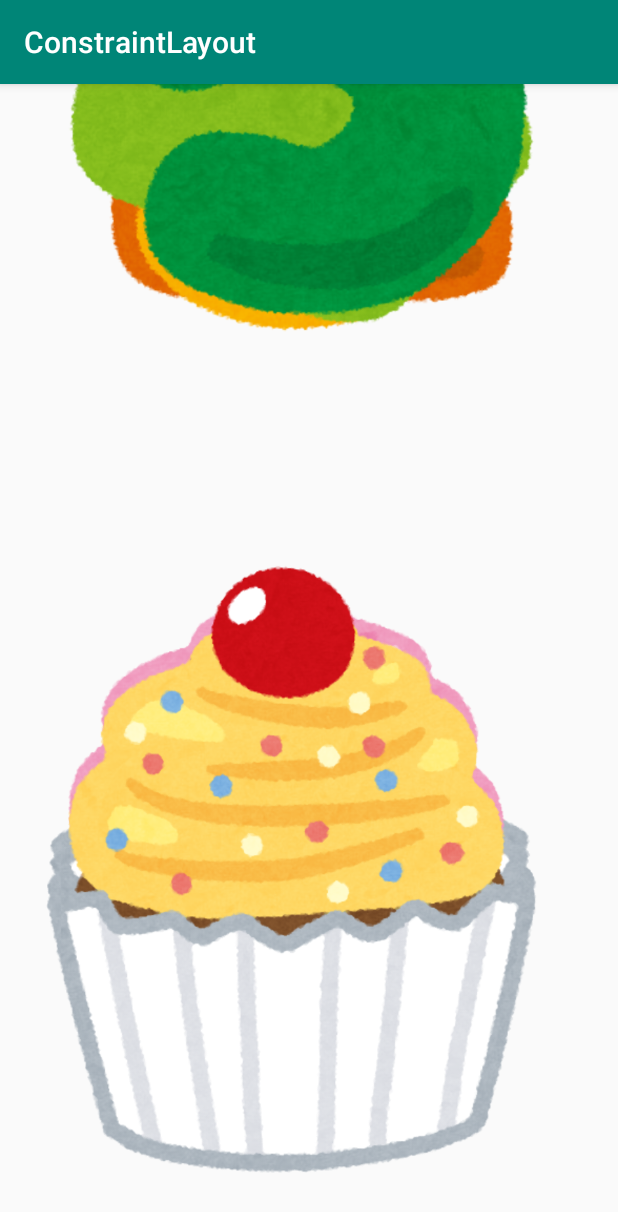
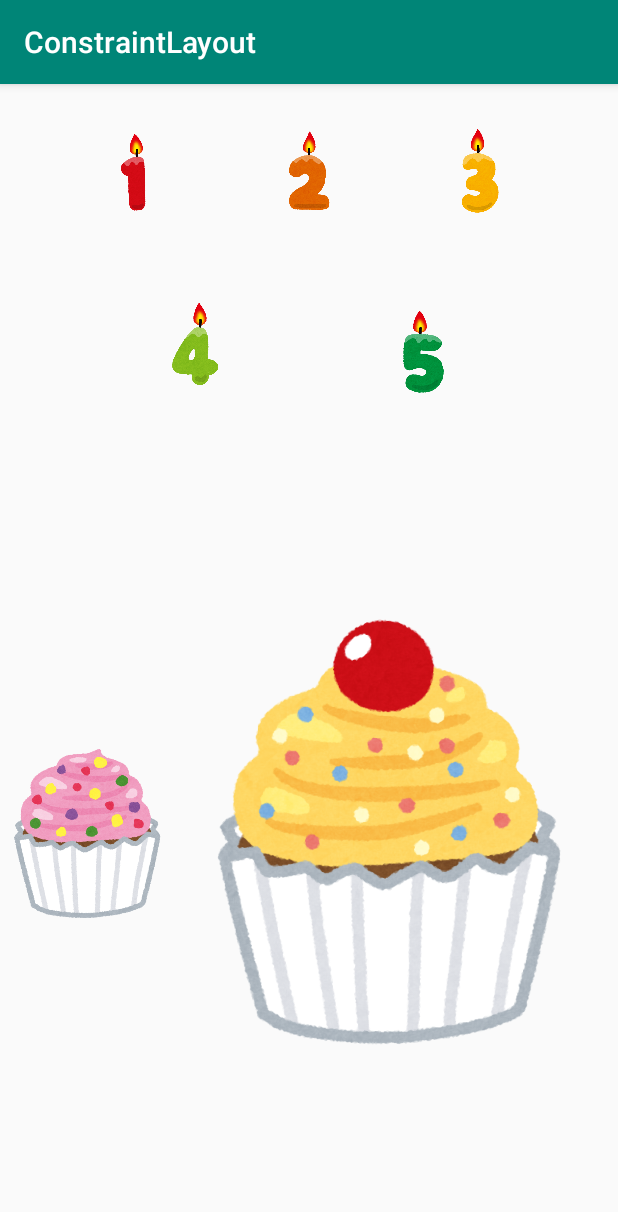
Before and after one commit to pii-programmer/trainningConstraintLayout, an Android app: the MainActivity screen opened directly, with no data from a screen before it, on a phone screen of 412 x 824 dp. Shown: the top 1212 px of the screen. Run offline under Robolectric (Android 15) with nearby library versions, the phone set to English and light mode, and no system bars.

Commit message:
chainStyle=spreadで画像配置

```diff
--- a/app/src/main/res/layout/activity_main.xml
+++ b/app/src/main/res/layout/activity_main.xml
@@ -8,66 +8,115 @@
 
 
     <androidx.constraintlayout.widget.Guideline
-        android:id="@+id/guideline37"
+        android:id="@+id/guideline03"
         android:layout_width="wrap_content"
         android:layout_height="wrap_content"
         android:orientation="horizontal"
         app:layout_constraintGuide_percent="0.3"/>
 
-    <ImageView
+    <androidx.constraintlayout.widget.Guideline
+        android:id="@+id/guideline015"
         android:layout_width="wrap_content"
         android:layout_height="wrap_content"
-        app:layout_constraintBottom_toBottomOf="@id/guideline37"
-        app:layout_constraintLeft_toLeftOf="parent"
-        app:layout_constraintRight_toRightOf="parent"
+        android:orientation="horizontal"
+        app:layout_constraintGuide_percent="0.15"/>
+
+    <androidx.constraintlayout.widget.Guideline
+        android:id="@+id/guideline37"
+        android:layout_width="wrap_content"
+        android:layout_height="wrap_content"
+        android:orientation="vertical"
+        app:layout_constraintGuide_percent="0.3" />
+
+    <ImageView
+        android:id="@+id/number1"
+        android:layout_width="0dp"
+        app:layout_constraintWidth_percent="0.1"
+        android:layout_height="0dp"
+        app:layout_constraintHeight_percent="0.12"
+        app:layout_constraintHorizontal_chainStyle="spread"
+        app:layout_constraintTop_toTopOf="parent"
+        app:layout_constraintBottom_toBottomOf="@id/guideline015"
+        app:layout_constraintStart_toStartOf="parent"
+        app:layout_constraintEnd_toStartOf="@+id/number2"
         android:src="@drawable/number1"/>
 
     <ImageView
-        android:layout_width="wrap_content"
-        android:layout_height="wrap_content"
-        app:layout_constraintBottom_toBottomOf="@id/guideline37"
-        app:layout_constraintLeft_toLeftOf="parent"
-        app:layout_constraintRight_toRightOf="parent"
+        android:id="@+id/number2"
+        android:layout_width="0dp"
+        app:layout_constraintWidth_percent="0.1"
+        android:layout_height="0dp"
+        app:layout_constraintHeight_percent="0.12"
+        app:layout_constraintHorizontal_chainStyle="spread"
+        app:layout_constraintTop_toTopOf="@id/number1"
+        app:layout_constraintBottom_toBottomOf="@id/number1"
+        app:layout_constraintStart_toEndOf="@id/number1"
+        app:layout_constraintEnd_toStartOf="@id/number3"
         android:src="@drawable/number2"/>
 
     <ImageView
-        android:layout_width="wrap_content"
-        android:layout_height="wrap_content"
-        app:layout_constraintBottom_toBottomOf="@id/guideline37"
-        app:layout_constraintLeft_toLeftOf="parent"
-        app:layout_constraintRight_toRightOf="parent"
+        android:id="@+id/number3"
+        android:layout_width="0dp"
+        app:layout_constraintWidth_percent="0.1"
+        android:layout_height="0dp"
+        app:layout_constraintHeight_percent="0.12"
+        app:layout_constraintHorizontal_chainStyle="spread"
+        app:layout_constraintTop_toTopOf="@id/number1"
+        app:layout_constraintBottom_toBottomOf="@id/number1"
+        app:layout_constraintStart_toEndOf="@+id/number2"
+        app:layout_constraintEnd_toEndOf="parent"
         android:src="@drawable/number3"/>
 
     <ImageView
-        android:layout_width="wrap_content"
-        android:layout_height="wrap_content"
-        app:layout_constraintBottom_toBottomOf="@id/guideline37"
-        app:layout_constraintLeft_toLeftOf="parent"
-        app:layout_constraintRight_toRightOf="parent"
+        android:id="@+id/number4"
+        android:layout_width="0dp"
+        app:layout_constraintWidth_percent="0.1"
+        android:layout_height="0dp"
+        app:layout_constraintHeight_percent="0.12"
+        app:layout_constraintHorizontal_chainStyle="spread"
+        app:layout_constraintBottom_toBottomOf="@id/guideline03"
+        app:layout_constraintTop_toTopOf="@+id/guideline015"
+        app:layout_constraintEnd_toStartOf="@+id/number5"
+        app:layout_constraintStart_toStartOf="parent"
         android:src="@drawable/number4"/>
 
     <ImageView
-        android:layout_width="wrap_content"
-        android:layout_height="wrap_content"
-        app:layout_constraintBottom_toBottomOf="@id/guideline37"
-        app:layout_constraintLeft_toLeftOf="parent"
-        app:layout_constraintRight_toRightOf="parent"
+        android:id="@+id/number5"
+        android:layout_width="0dp"
+        app:layout_constraintWidth_percent="0.1"
+        android:layout_height="0dp"
+        app:layout_constraintHeight_percent="0.12"
+        app:layout_constraintHorizontal_chainStyle="spread"
+        app:layout_constraintBottom_toBottomOf="@id/guideline03"
+        app:layout_constraintTop_toTopOf="@+id/number4"
+        app:layout_constraintEnd_toEndOf="parent"
+        app:layout_constraintStart_toEndOf="@+id/number4"
         android:src="@drawable/number5"/>
 
     <ImageView
-        android:layout_width="wrap_content"
-        android:layout_height="wrap_content"
-        app:layout_constraintLeft_toLeftOf="parent"
-        app:layout_constraintRight_toRightOf="parent"
-        app:layout_constraintTop_toTopOf="@id/guideline37"
+        android:id="@+id/cake30"
+        android:layout_width="0dp"
+        app:layout_constraintWidth_percent="0.3"
+        android:layout_height="0dp"
+        app:layout_constraintHeight_percent="0.3"
+        app:layout_constraintEnd_toEndOf="@+id/guideline37"
+        app:layout_constraintStart_toStartOf="parent"
+        app:layout_constraintBottom_toBottomOf="parent"
+        app:layout_constraintTop_toTopOf="@id/guideline03"
         android:src="@drawable/cake30"/>
 
     <ImageView
-        android:layout_width="wrap_content"
-        android:layout_height="wrap_content"
-        app:layout_constraintLeft_toLeftOf="parent"
-        app:layout_constraintRight_toRightOf="parent"
-        app:layout_constraintTop_toTopOf="@id/guideline37"
+        android:id="@+id/cake70"
+        android:layout_width="0dp"
+        app:layout_constraintWidth_percent="0.7"
+        android:layout_height="0dp"
+        app:layout_constraintHeight_percent="0.7"
+        app:layout_constraintStart_toStartOf="@+id/guideline37"
+        app:layout_constraintEnd_toEndOf="parent"
+        app:layout_constraintTop_toTopOf="@id/guideline03"
+        app:layout_constraintBottom_toBottomOf="parent"
         android:src="@drawable/cake70"/>
 
+
+
 </androidx.constraintlayout.widget.ConstraintLayout>
```
